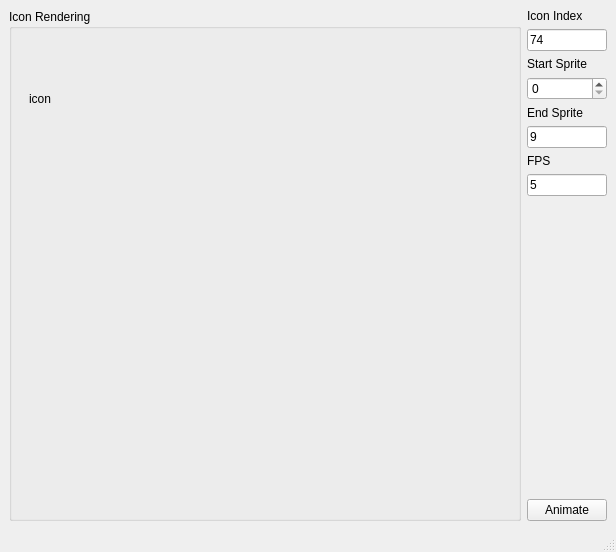
The window that player/ui/main_window.ui (bmustiata/h2ai) describes before a commit, drawn with Qt 5.
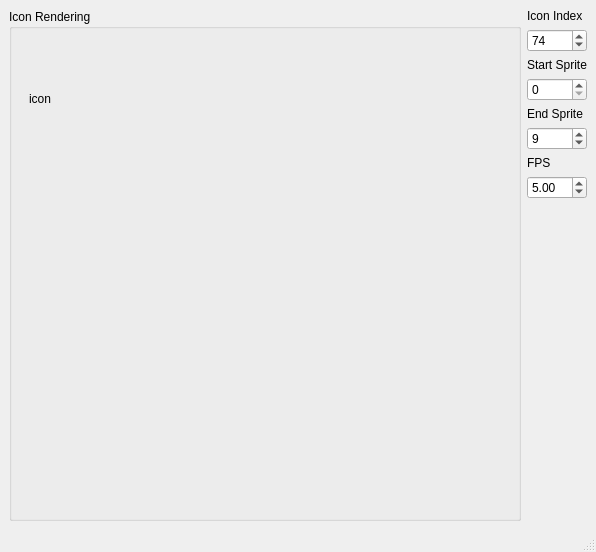
The same window after the commit.

Patch:
```diff
--- a/player/ui/main_window.ui
+++ b/player/ui/main_window.ui
@@ -57,9 +57,12 @@
        </widget>
       </item>
       <item>
-       <widget class="QLineEdit" name="icon_index_edit">
-        <property name="text">
-         <string>74</string>
+       <widget class="QSpinBox" name="icon_index_spinbox">
+        <property name="maximum">
+         <number>1000</number>
+        </property>
+        <property name="value">
+         <number>74</number>
         </property>
        </widget>
       </item>
@@ -81,9 +84,9 @@
        </widget>
       </item>
       <item>
-       <widget class="QLineEdit" name="sprite_end_spin">
-        <property name="text">
-         <string>9</string>
+       <widget class="QSpinBox" name="sprite_end_spinbox">
+        <property name="value">
+         <number>9</number>
         </property>
        </widget>
       </item>
@@ -95,9 +98,9 @@
        </widget>
       </item>
       <item>
-       <widget class="QLineEdit" name="fps_edit">
-        <property name="text">
-         <string>5</string>
+       <widget class="QDoubleSpinBox" name="fps_spinbox">
+        <property name="value">
+         <double>5.000000000000000</double>
         </property>
        </widget>
       </item>
@@ -114,30 +117,6 @@
         </property>
        </spacer>
       </item>
-      <item>
-       <layout class="QHBoxLayout" name="horizontalLayout">
-        <item>
-         <spacer name="horizontalSpacer">
-          <property name="orientation">
-           <enum>Qt::Horizontal</enum>
-          </property>
-          <property name="sizeHint" stdset="0">
-           <size>
-            <width>40</width>
-            <height>20</height>
-           </size>
-          </property>
-         </spacer>
-        </item>
-        <item>
-         <widget class="QPushButton" name="animate_button">
-          <property name="text">
-           <string>Animate</string>
-          </property>
-         </widget>
-        </item>
-       </layout>
-      </item>
      </layout>
     </item>
    </layout>
```
Left out of the diff: 2 changed lines with no effect on the pictures.
